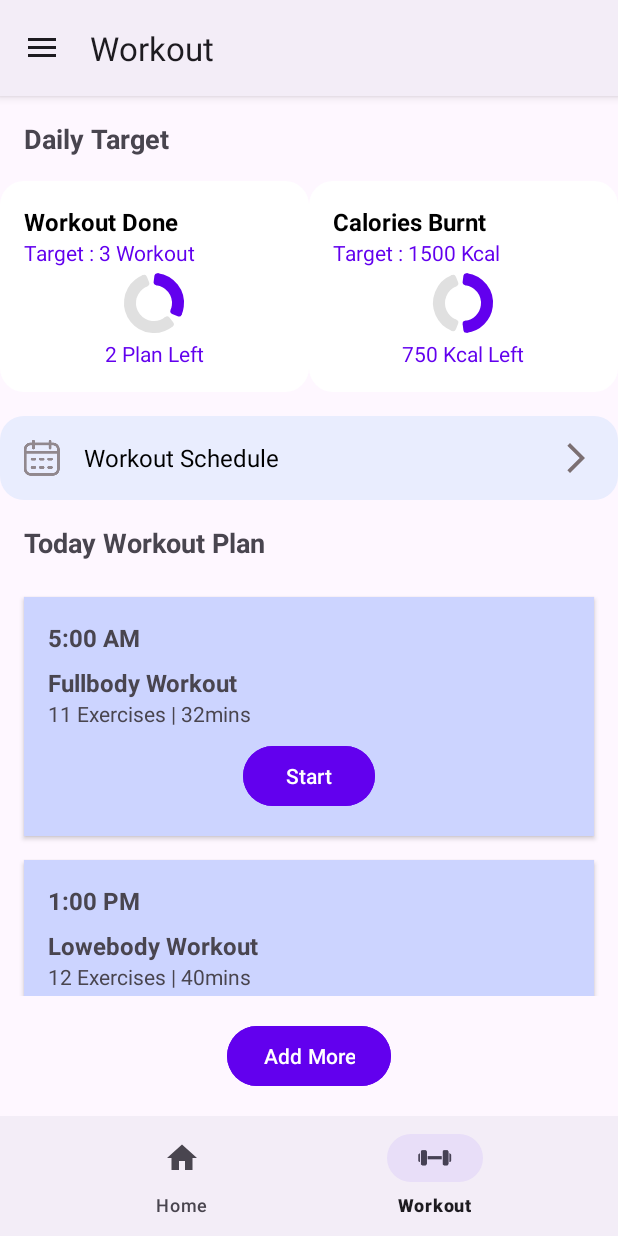
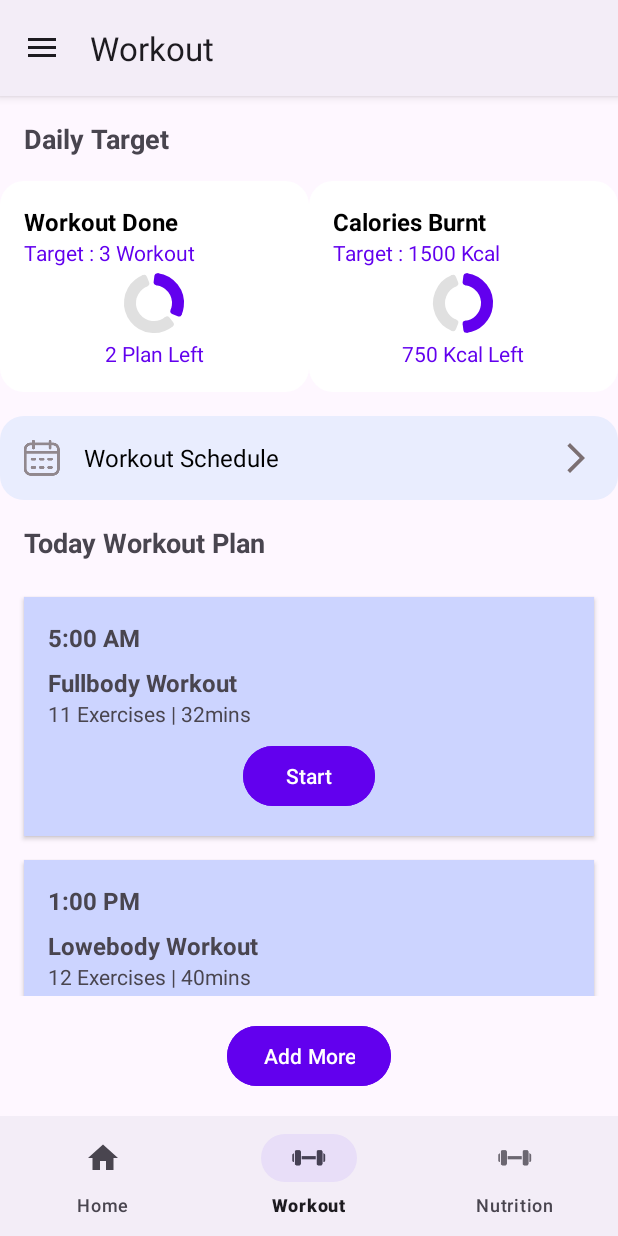
Before and after one commit to Yeeet0104/Mobile_Assignment_2024, an Android app: the screen it shows after launch (MainActivity), item 2 of the bottom bar chosen, on a phone screen of 412 x 824 dp. Run offline under Robolectric (Android 15) with nearby library versions, the phone set to English and light mode, and no system bars; our stand-ins replace navigation-ui.

Commit message:
drawer and bottom nav update

```diff
--- a/app/src/main/java/com/example/mobile_assignment/MainActivity.kt
+++ b/app/src/main/java/com/example/mobile_assignment/MainActivity.kt
@@ -24,7 +24,8 @@ class MainActivity : AppCompatActivity() {
         abc = AppBarConfiguration(
             setOf(
                 R.id.home2,
-                R.id.workoutHome
+                R.id.workoutHome,
+                R.id.nutritionMain,
             ),
             binding.root
         )
--- a/app/src/main/res/menu/bottom.xml
+++ b/app/src/main/res/menu/bottom.xml
@@ -13,4 +13,11 @@
         android:layout_height="wrap_content"
         android:icon="@drawable/ic_workout"
         android:title="Workout" />
+
+    <item
+        android:id="@+id/nutritionMain"
+        android:layout_width="wrap_content"
+        android:layout_height="wrap_content"
+        android:icon="@drawable/ic_workout"
+        android:title="Nutrition" />
 </menu>
--- a/app/src/main/res/menu/drawer.xml
+++ b/app/src/main/res/menu/drawer.xml
@@ -10,4 +10,7 @@
     <item
         android:id="@+id/workoutHome"
         android:title="Workout" />
+    <item
+        android:id="@+id/nutritionMain"
+        android:title="Nutrition" />
 </menu>
```
